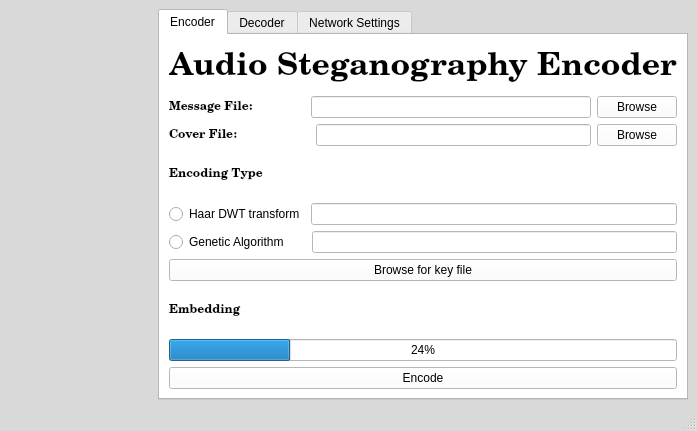
Old version of the form src/ClientGUI.ui in the repository jrgouws16/Audio-Steganograpy.
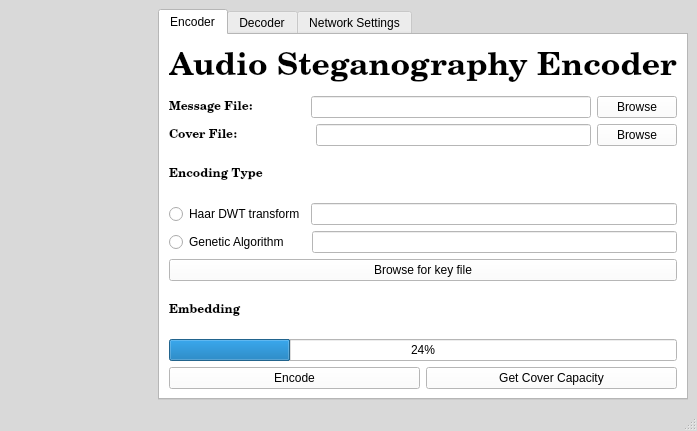
New version of the form. The open tabs and pages were chosen to show the change.

Commit message: Capacity enquiry from server added to client GUI for DWT. GA needs to be implemented

Patch:
```diff
--- a/src/ClientGUI.ui
+++ b/src/ClientGUI.ui
@@ -1129,11 +1129,22 @@
                </layout>
               </item>
               <item>
+               <layout class="QHBoxLayout" name="horizontalLayout_19">
+                <item>
                <widget class="QPushButton" name="pushButton_encode">
                 <property name="text">
                  <string>Encode</string>
                 </property>
                </widget>
+                </item>
+                <item>
+                 <widget class="QPushButton" name="pushButton_cover_capacity">
+                  <property name="text">
+                   <string>Get Cover Capacity</string>
+                  </property>
+                 </widget>
+                </item>
+               </layout>
               </item>
              </layout>
             </item>
```
Left out of the diff: 2 changed lines with no effect on the pictures. Lines whose indentation alone changed are shown as unchanged. The commit also changes 3 other files.
